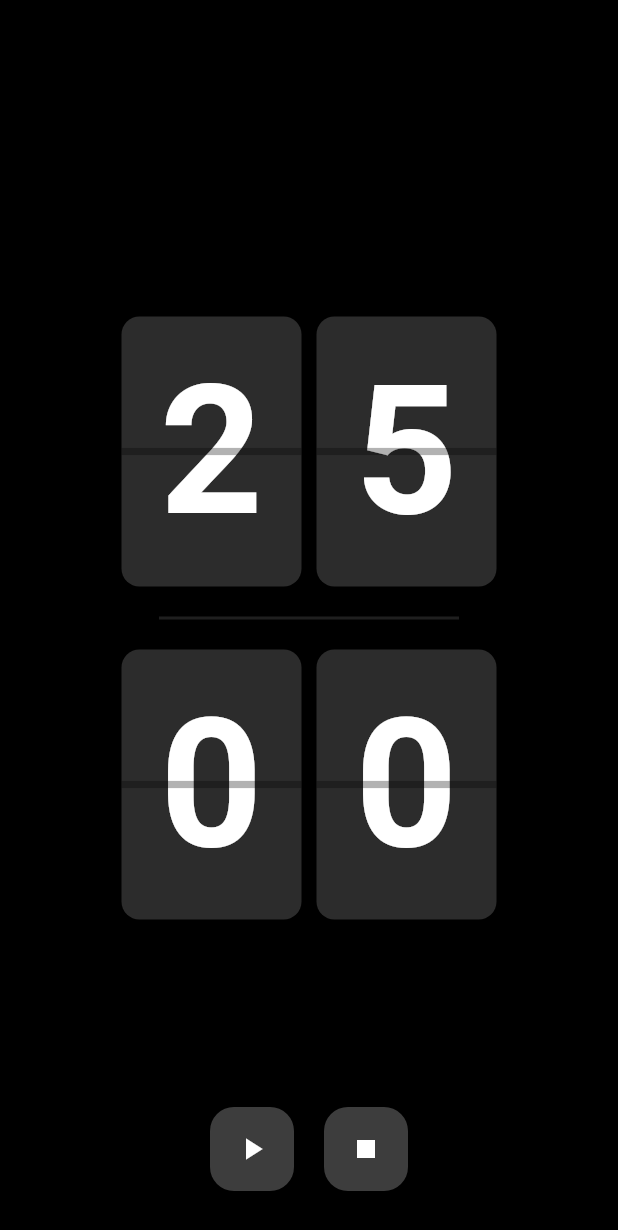
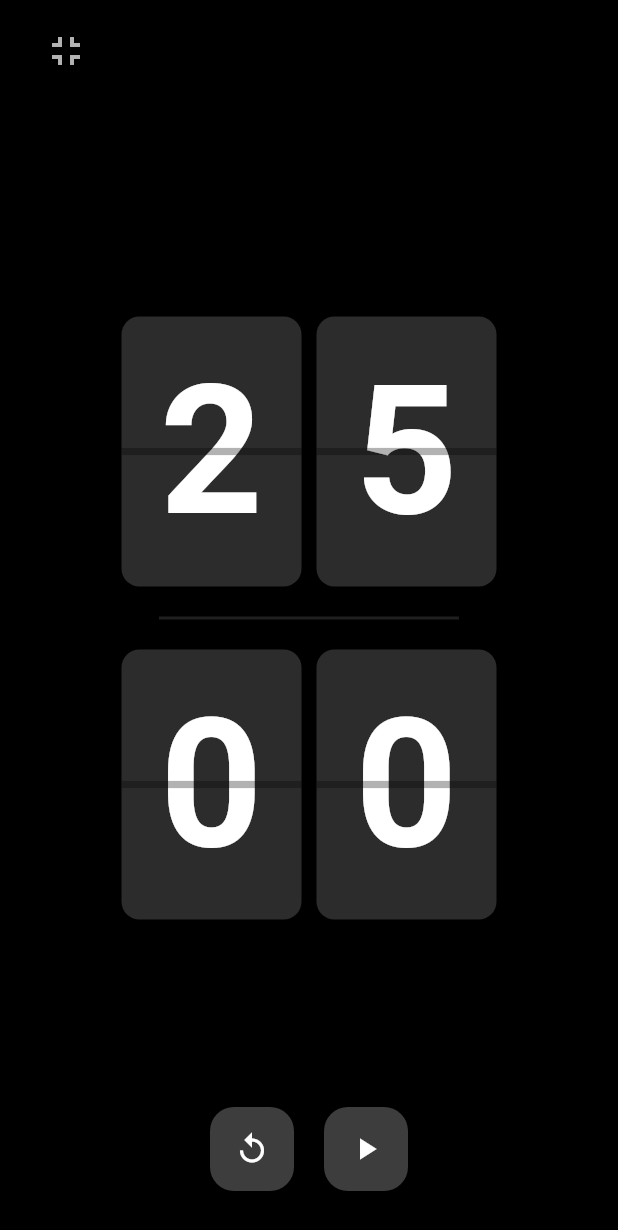
Before and after one commit to Yuki999-coder/Focus_to_do, a Flutter app: the FullScreenTimerPage screen opened directly, on a phone screen of 412 x 824 dp. Shown: the top 1230 px of the screen. Run offline on Flutter 3.47's test engine with Material 3 defaults, Android fonts, the light colour scheme and no system bars.

Commit message:
fix: home

```diff
--- a/lib/screens/full_screen_timer_page.dart
+++ b/lib/screens/full_screen_timer_page.dart
@@ -48,6 +48,27 @@ class _FullScreenTimerPageState extends State<FullScreenTimerPage> {
           backgroundColor: Colors.black,
           body: Stack(
             children: [
+              // Top Controls (Exit Full Screen)
+              Positioned(
+                top: 0,
+                left: 0,
+                right: 0,
+                child: SafeArea(
+                  child: Padding(
+                    padding: const EdgeInsets.symmetric(horizontal: 20, vertical: 10),
+                    child: Row(
+                      mainAxisAlignment: MainAxisAlignment.spaceBetween,
+                      children: [
+                        IconButton(
+                          icon: const Icon(Icons.fullscreen_exit, color: Colors.white70, size: 32),
+                          onPressed: () => Navigator.pop(context),
+                        ),
+                      ],
+                    ),
+                  ),
+                ),
+              ),
+
               // Main Timer Display
               Center(
                 child: OrientationBuilder(
@@ -69,6 +90,17 @@ class _FullScreenTimerPageState extends State<FullScreenTimerPage> {
                 child: Row(
                   mainAxisAlignment: MainAxisAlignment.center,
                   children: [
+                    // Reset Button (formerly Stop)
+                    FloatingActionButton(
+                      heroTag: 'reset_timer',
+                      backgroundColor: Colors.white24,
+                      foregroundColor: Colors.white,
+                      onPressed: () {
+                        timerService.stopTimer();
+                      },
+                      child: const Icon(Icons.replay),
+                    ),
+                    const SizedBox(width: 20),
                     // Pause/Resume Button
                     FloatingActionButton(
                       heroTag: 'pause_resume',
@@ -82,18 +114,6 @@ class _FullScreenTimerPageState extends State<FullScreenTimerPage> {
                         }
                       },
                       child: Icon(isRunning ? Icons.pause : Icons.play_arrow),
-                    ),
-                    const SizedBox(width: 20),
-                    // Stop/Exit Button
-                    FloatingActionButton(
-                      heroTag: 'stop_exit',
-                      backgroundColor: Colors.white24,
-                      foregroundColor: Colors.white,
-                      onPressed: () {
-                        timerService.stopTimer();
-                        Navigator.pop(context);
-                      },
-                      child: const Icon(Icons.stop),
                     ),
                   ],
                 ),
```
Also changed, not shown: lib/screens/focus_page.dart (+28 -13 lines).
